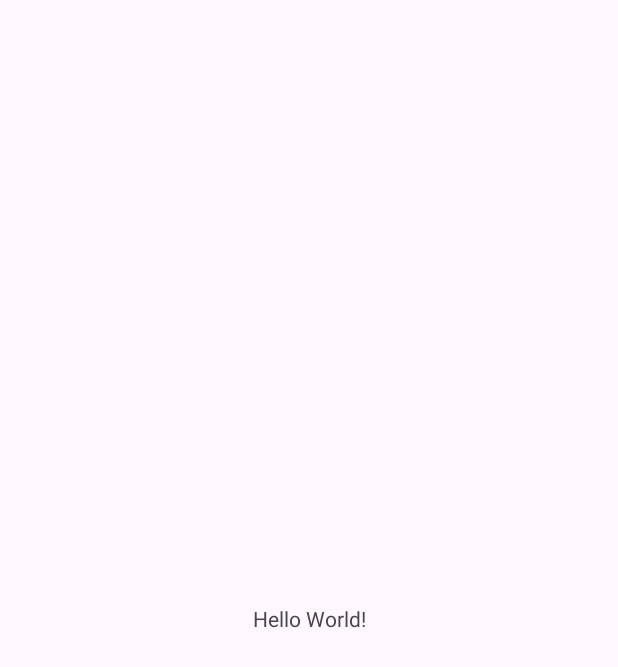
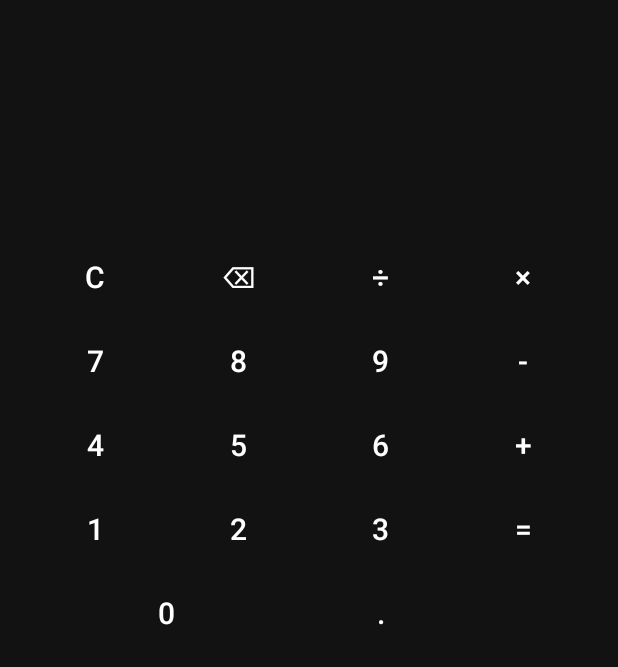
Before and after one commit to Dhruvraj915/PRODIGY_AD_01, an Android app: the screen it shows after launch (MainActivity), on a phone screen of 412 x 824 dp. Before the commit the part shown is almost empty. Shown: the top 667 px of the screen. Run offline under Robolectric (Android 15) with nearby library versions, the phone set to English and light mode, and no system bars.

```diff
--- a/app/src/main/java/com/example/calculatorapp/MainActivity.kt
+++ b/app/src/main/java/com/example/calculatorapp/MainActivity.kt
@@ -1,20 +1,60 @@
 package com.example.calculatorapp
 
 import android.os.Bundle
-import androidx.activity.enableEdgeToEdge
+import android.widget.Button
+import android.widget.TextView
 import androidx.appcompat.app.AppCompatActivity
-import androidx.core.view.ViewCompat
-import androidx.core.view.WindowInsetsCompat
+import javax.script.ScriptEngineManager
 
 class MainActivity : AppCompatActivity() {
+
+    private lateinit var inputText: TextView
+    private lateinit var resultText: TextView
+    private var expression: String = ""
+
     override fun onCreate(savedInstanceState: Bundle?) {
         super.onCreate(savedInstanceState)
-        enableEdgeToEdge()
         setContentView(R.layout.activity_main)
-        ViewCompat.setOnApplyWindowInsetsListener(findViewById(R.id.main)) { v, insets ->
-            val systemBars = insets.getInsets(WindowInsetsCompat.Type.systemBars())
-            v.setPadding(systemBars.left, systemBars.top, systemBars.right, systemBars.bottom)
-            insets
+
+        inputText = findViewById(R.id.inputText)
+        resultText = findViewById(R.id.resultText)
+
+        val buttons = listOf(
+            R.id.btn0 to "0", R.id.btn1 to "1", R.id.btn2 to "2", R.id.btn3 to "3",
+            R.id.btn4 to "4", R.id.btn5 to "5", R.id.btn6 to "6", R.id.btn7 to "7",
+            R.id.btn8 to "8", R.id.btn9 to "9", R.id.btnDot to ".",
+            R.id.btnAdd to "+", R.id.btnMinus to "-", R.id.btnMultiply to "*",
+            R.id.btnDivide to "/"
+        )
+
+        for ((id, value) in buttons) {
+            findViewById<Button>(id).setOnClickListener {
+                expression += value
+                inputText.text = expression
+            }
+        }
+
+        findViewById<Button>(R.id.btnClear).setOnClickListener {
+            expression = ""
+            inputText.text = ""
+            resultText.text = ""
+        }
+
+        findViewById<Button>(R.id.btnDelete).setOnClickListener {
+            if (expression.isNotEmpty()) {
+                expression = expression.dropLast(1)
+                inputText.text = expression
+            }
+        }
+
+        findViewById<Button>(R.id.btnEqual).setOnClickListener {
+            try {
+                val engine = ScriptEngineManager().getEngineByName("rhino")
+                val result = engine.eval(expression)
+                resultText.text = "= $result"
+            } catch (e: Exception) {
+                resultText.text = "Error"
+            }
         }
     }
 }
--- a/app/src/main/res/layout/activity_main.xml
+++ b/app/src/main/res/layout/activity_main.xml
@@ -1,19 +1,65 @@
 <?xml version="1.0" encoding="utf-8"?>
-<androidx.constraintlayout.widget.ConstraintLayout xmlns:android="http://schemas.android.com/apk/res/android"
-    xmlns:app="http://schemas.android.com/apk/res-auto"
-    xmlns:tools="http://schemas.android.com/tools"
-    android:id="@+id/main"
+<LinearLayout
+    xmlns:android="http://schemas.android.com/apk/res/android"
+    android:orientation="vertical"
     android:layout_width="match_parent"
     android:layout_height="match_parent"
-    tools:context=".MainActivity">
+    android:padding="16dp"
+    android:background="#121212">
 
     <TextView
-        android:layout_width="wrap_content"
+        android:id="@+id/inputText"
+        android:layout_width="match_parent"
         android:layout_height="wrap_content"
-        android:text="Hello World!"
-        app:layout_constraintBottom_toBottomOf="parent"
-        app:layout_constraintEnd_toEndOf="parent"
-        app:layout_constraintStart_toStartOf="parent"
-        app:layout_constraintTop_toTopOf="parent" />
+        android:textSize="32sp"
+        android:textColor="#FFFFFF"
+        android:gravity="end"
+        android:padding="16dp" />
 
-</androidx.constraintlayout.widget.ConstraintLayout>
+    <TextView
+        android:id="@+id/resultText"
+        android:layout_width="match_parent"
+        android:layout_height="wrap_content"
+        android:textSize="24sp"
+        android:textColor="#CCCCCC"
+        android:gravity="end"
+        android:padding="8dp" />
+
+    <GridLayout
+        android:id="@+id/gridLayout"
+        android:layout_width="match_parent"
+        android:layout_height="wrap_content"
+        android:columnCount="4"
+        android:rowCount="5"
+        android:layout_marginTop="16dp">
+
+        <!-- Row 1 -->
+        <Button android:id="@+id/btnClear" android:text="C" style="@style/CalcButton"/>
+        <Button android:id="@+id/btnDelete" android:text="⌫" style="@style/CalcButton"/>
+        <Button android:id="@+id/btnDivide" android:text="÷" style="@style/CalcButton"/>
+        <Button android:id="@+id/btnMultiply" android:text="×" style="@style/CalcButton"/>
+
+        <!-- Row 2 -->
+        <Button android:id="@+id/btn7" android:text="7" style="@style/CalcButton"/>
+        <Button android:id="@+id/btn8" android:text="8" style="@style/CalcButton"/>
+        <Button android:id="@+id/btn9" android:text="9" style="@style/CalcButton"/>
+        <Button android:id="@+id/btnMinus" android:text="-" style="@style/CalcButton"/>
+
+        <!-- Row 3 -->
+        <Button android:id="@+id/btn4" android:text="4" style="@style/CalcButton"/>
+        <Button android:id="@+id/btn5" android:text="5" style="@style/CalcButton"/>
+        <Button android:id="@+id/btn6" android:text="6" style="@style/CalcButton"/>
+        <Button android:id="@+id/btnAdd" android:text="+" style="@style/CalcButton"/>
+
+        <!-- Row 4 -->
+        <Button android:id="@+id/btn1" android:text="1" style="@style/CalcButton"/>
+        <Button android:id="@+id/btn2" android:text="2" style="@style/CalcButton"/>
+        <Button android:id="@+id/btn3" android:text="3" style="@style/CalcButton"/>
+        <Button android:id="@+id/btnEqual" android:text="=" style="@style/CalcButton"/>
+
+        <!-- Row 5 -->
+        <Button android:id="@+id/btn0" android:text="0" style="@style/CalcButton"
+            android:layout_columnSpan="2"/>
+        <Button android:id="@+id/btnDot" android:text="." style="@style/CalcButton"/>
+    </GridLayout>
+</LinearLayout>
--- /dev/null
+++ b/app/src/main/res/values/styles.xml
@@ -0,0 +1,12 @@
+<?xml version="1.0" encoding="utf-8"?>
+<resources>
+    <style name="CalcButton">
+        <item name="android:layout_width">0dp</item>
+        <item name="android:layout_height">wrap_content</item>
+        <item name="android:layout_columnWeight">1</item>
+        <item name="android:layout_margin">4dp</item>
+        <item name="android:background">?attr/selectableItemBackground</item>
+        <item name="android:textSize">20sp</item>
+        <item name="android:textColor">#FFFFFF</item>
+    </style>
+</resources>
--- /dev/null
+++ b/build.gradle.kts
@@ -0,0 +1,5 @@
+// Top-level build file where you can add configuration options common to all sub-projects/modules.
+plugins {
+    alias(libs.plugins.android.application) apply false
+    alias(libs.plugins.kotlin.android) apply false
+}
```
Also changed, not shown: gradle.properties (added, +23 -0 lines), gradle/libs.versions.toml (added, +25 -0 lines), settings.gradle.kts (added, +23 -0 lines), gradle/wrapper/gradle-wrapper.properties (added), 4 other files.
